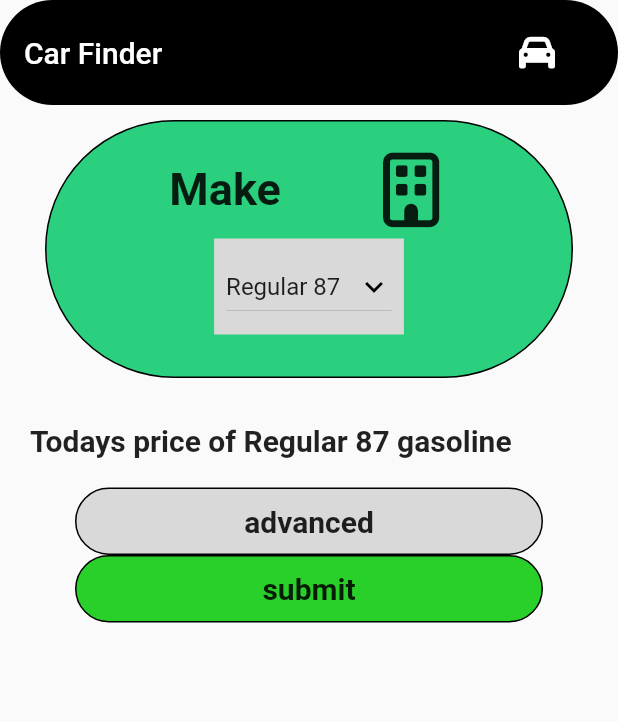
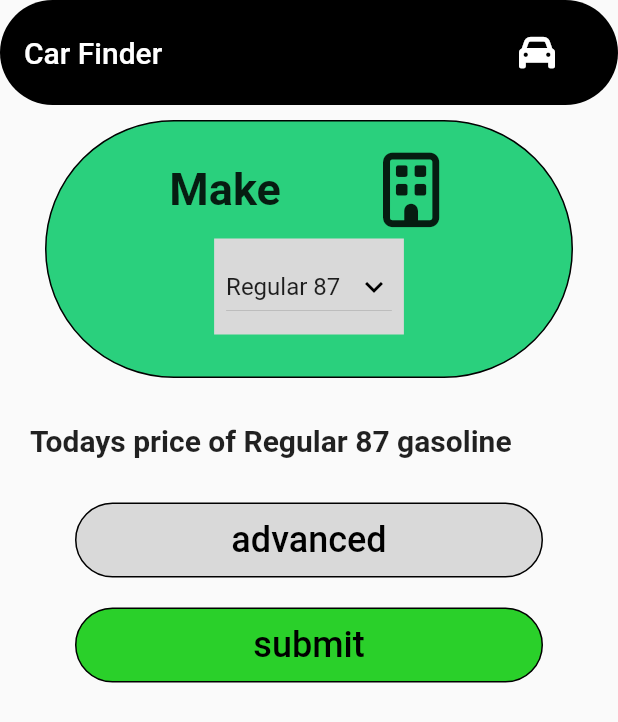
Before and after one commit to yolomep/car-recommender, a Flutter app: the screen it shows after launch, on a phone screen of 412 x 824 dp. Shown: the top 722 px of the screen. Run offline on Flutter 3.47's test engine with Material 2 defaults, Android fonts, the phone set to English and light mode, and no system bars; our stand-ins replace font_awesome_flutter.

Commit message:
finished the submit and advanced button

```diff
--- a/lib/main.dart
+++ b/lib/main.dart
@@ -146,47 +146,92 @@ class _MyHomePageState extends State<MyHomePage> {
             ),
 
             DisplayText("Todays price of ${dropdownValue} gasoline"),
+
             Container(
-              alignment: Alignment.center,
-              margin: const EdgeInsets.only(left: 50.0, right: 50.0),
-              padding: const EdgeInsets.all(10.0),
+              margin: const EdgeInsets.only(left: 50.0, right: 50.0,top: 10.0,bottom: 10.0),
                 decoration: BoxDecoration(
-                color: Color(0xFFD9D9D9),
+                  color:  Color(0xFFD9D9D9),
                   borderRadius: BorderRadius.circular(90),
                   border: Border.all(
                     color: Colors.black,
                     width: 1,
                   ),
                 ),
-
-              child: Text(
-                "advanced",
-                style: TextStyle(fontSize: 20.0, fontWeight: FontWeight.bold),
+              child:
+                TextButton(
+                  onPressed: () {},
+                  style: TextButton.styleFrom(
+                    primary: Colors.black,
                   ),
+                  child: const Text(
+                    'advanced',
+                    style: TextStyle(fontSize: 24),
+                  ),
+                )
             ),
             Container(
-              alignment: Alignment.center,
-              margin: const EdgeInsets.only(left: 50.0, right: 50.0),
-              padding: const EdgeInsets.all(10.0),
+                margin: const EdgeInsets.only(left: 50.0, right: 50.0,top: 10.0,bottom: 10.0),
                 decoration: BoxDecoration(
-                color: Color(0xFF2AD02A),
+                  color:  Color(0xFF2AD02A),
                   borderRadius: BorderRadius.circular(90),
                   border: Border.all(
                     color: Colors.black,
                     width: 1,
                   ),
                 ),
+                child:
+                TextButton(
+                  onPressed: () {},
+                  style: TextButton.styleFrom(
+                    primary: Colors.black,
+                  ),
+                  child: const Text(
+                    'submit',
+                    style: TextStyle(fontSize: 24),
+                  ),
+                )
+            )
+            // Container(
+            //     alignment: Alignment.center,
+            //     margin: const EdgeInsets.only(left: 50.0, right: 50.0,top: 10.0,bottom: 10.0),
+            //     padding: const EdgeInsets.all(10.0),
+            //     decoration: BoxDecoration(
+            //       color: Color(0xFF2AD02A),
+            //       borderRadius: BorderRadius.circular(90),
+            //     ),
+            //
+            //     child: ElevatedButton(
+            //       onPressed: () {},
+            //       child: Text(
+            //           'submit',
+            //           style: TextStyle(fontSize: 20.0, fontWeight: FontWeight.bold)
+            //
+            //       ),
+            //       padding: EdgeInsets.only(left: 50, right:50),
+            //     )),
 
-              child: Text(
-                "submit",
-                style: TextStyle(fontSize: 20.0, fontWeight: FontWeight.bold),
-              ),
+
+            // Container(
+            //   alignment: Alignment.center,
+            //   margin: const EdgeInsets.only(left: 50.0, right: 50.0,top: 10.0,bottom: 10.0),
+            //   padding: const EdgeInsets.all(10.0),
+            //   decoration: BoxDecoration(
+            //     color: Color(0xFF2AD02A),
+            //     borderRadius: BorderRadius.circular(90),
+            //     border: Border.all(
+            //       color: Colors.black,
+            //       width: 1,
+            //     ),
+            //   ),
+            //
+            //   child: Text(
+            //     "submit",
+            //     style: TextStyle(fontSize: 20.0, fontWeight: FontWeight.bold),
+            //   ),
+            // ),
+          ],
         ),
 
-
-
-          ],
-        ),
       ),
     );
   }
```
Lines whose indentation alone changed are shown as unchanged.
